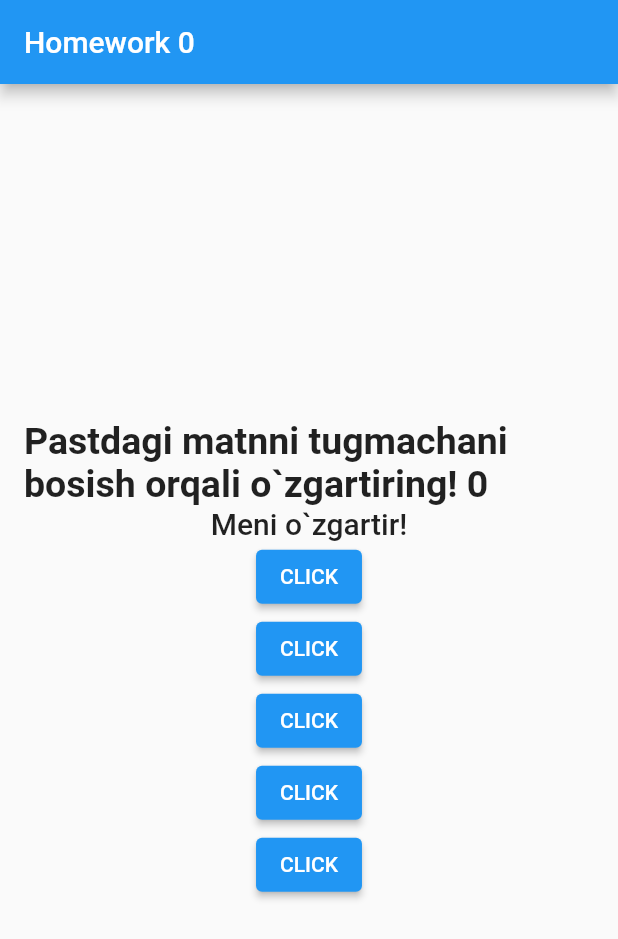
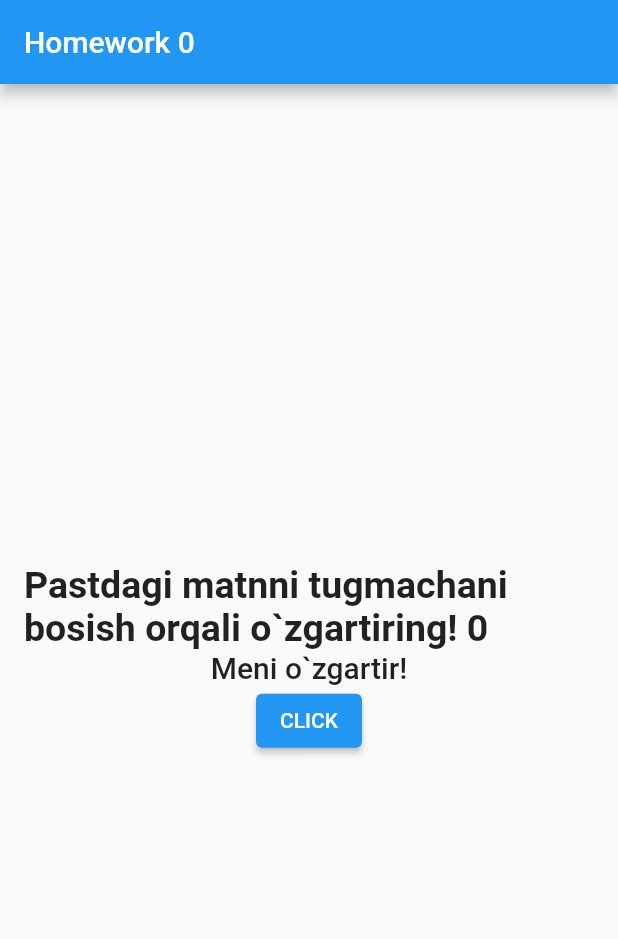
Before and after one commit to samuraixan/first_homework_flutter, a Flutter app: the screen it shows after launch, on a phone screen of 412 x 824 dp. Shown: the top 939 px of the screen. Run offline on Flutter 3.47's test engine with Material 2 defaults, Android fonts, the phone set to English and light mode, and no system bars.

Commit message:
Battonlar olib tashlandi

```diff
--- a/lib/main.dart
+++ b/lib/main.dart
@@ -119,22 +119,6 @@ class HomeworkState extends State<Homework> {
                 onPressed: changeText,
                 child: const Text("CLICK"),
               ),
-              ElevatedButton(
-                onPressed: changeText,
-                child: const Text("CLICK"),
-              ),
-              ElevatedButton(
-                onPressed: changeText,
-                child: const Text("CLICK"),
-              ),
-              ElevatedButton(
-                onPressed: changeText,
-                child: const Text("CLICK"),
-              ),
-              ElevatedButton(
-                onPressed: changeText,
-                child: const Text("CLICK"),
-              ),
             ],
           ),
         ));
```
